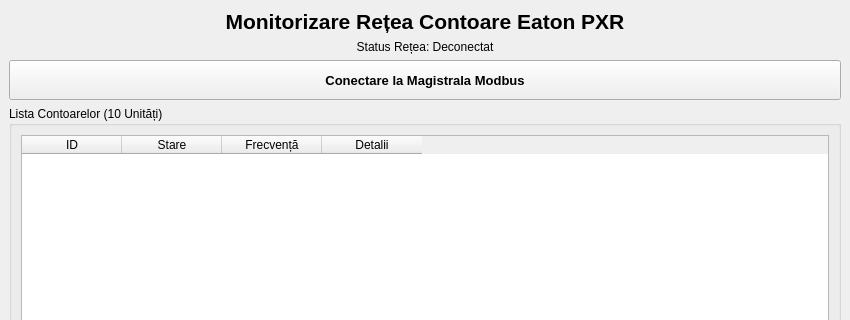
Before: the Qt Designer form ContorApp/ui_mainwindow.ui in 20DPop/Energy-Management, drawn with Qt 5; both pictures show x 0 to 850 and y 0 to 320 of the 850 by 750 pixel window.
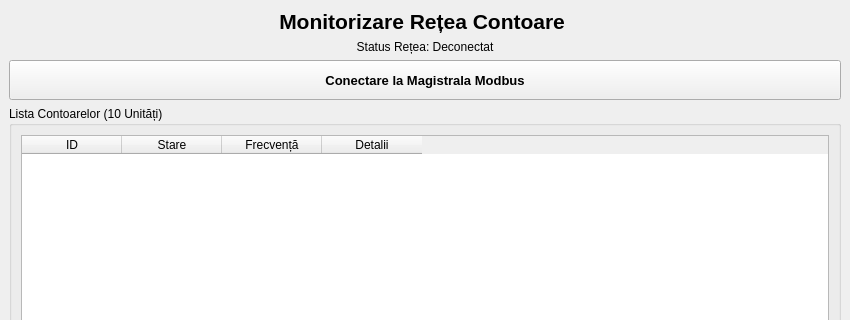
After: the same form once the commit is applied.

```diff
--- a/ContorApp/ui_mainwindow.ui
+++ b/ContorApp/ui_mainwindow.ui
@@ -26,7 +26,7 @@
        </font>
       </property>
       <property name="text">
-       <string>Monitorizare Rețea Contoare Eaton PXR</string>
+       <string>Monitorizare Rețea Contoare </string>
       </property>
       <property name="alignment">
        <set>Qt::AlignCenter</set>
```
Left out of the diff: 22 changed lines with no effect on the pictures.
